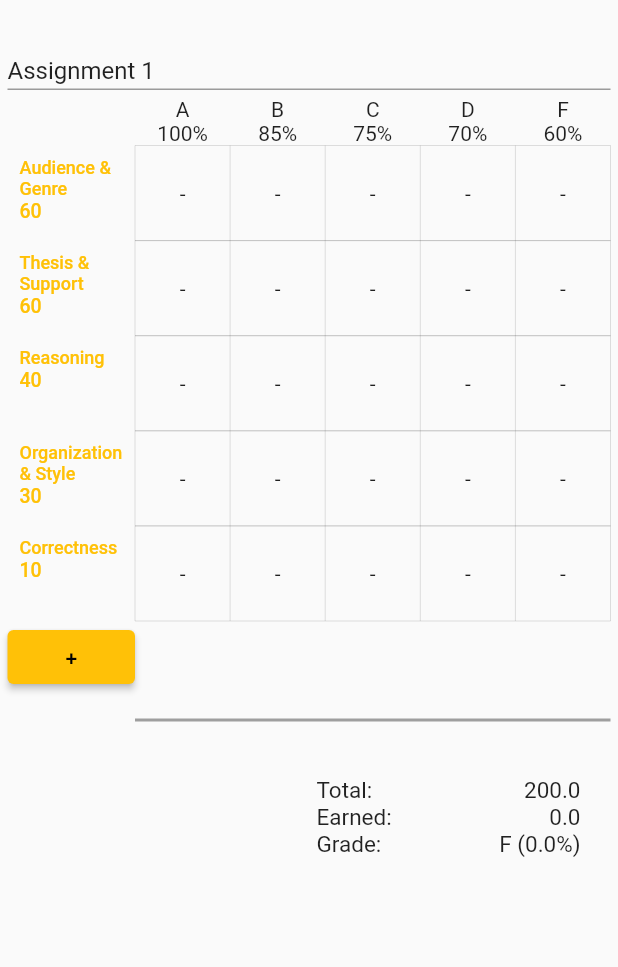
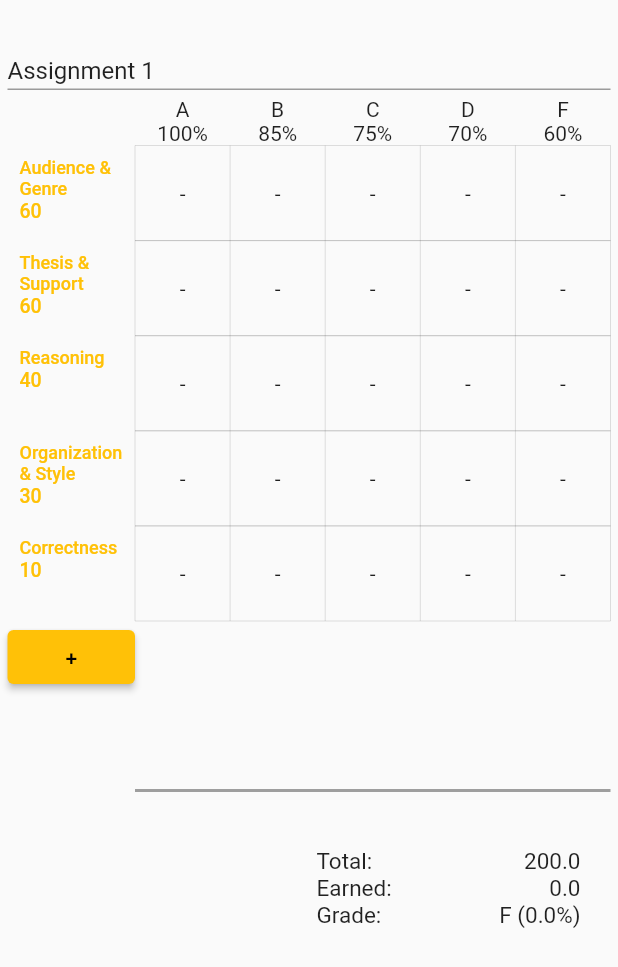
Before and after one commit to bzlister/rubric-grader, a Flutter app: the screen it shows after launch, on a phone screen of 412 x 824 dp. Shown: the top 967 px of the screen. Run offline on Flutter 3.47's test engine with Material 2 defaults, Android fonts, the light colour scheme and no system bars; our stand-ins replace auto_size_text, flutter_spinbox, tuple.

Commit message:
more layout changes

```diff
--- a/lib/components/row_button.dart
+++ b/lib/components/row_button.dart
@@ -20,8 +20,7 @@
 
   @override
   Widget build(BuildContext context) {
-    return Expanded(
-      child: LayoutBuilder(builder: (context, constraints) {
+    return LayoutBuilder(builder: (context, constraints) {
       return Selector<Rubric, List<bool>>(
         builder: (context, isSelected, child) => Row(
           children: [
@@ -106,8 +105,7 @@
           return isSelected;
         },
       );
-      }),
-    );
+    });
   }
 }
 
--- a/lib/components/rubric_container.dart
+++ b/lib/components/rubric_container.dart
@@ -77,7 +77,11 @@
             color: Colors.grey,
           ),
         ),
-        const Summary()
+        Selector<Rubric, bool>(
+          builder: (context, hasCategories, child) =>
+              hasCategories ? const Summary() : Container(),
+          selector: (context, rubric) => rubric.categories.isNotEmpty,
+        )
       ],
     );
   }
--- a/lib/components/rubric_table.dart
+++ b/lib/components/rubric_table.dart
@@ -3,9 +3,7 @@
 import 'package:flapp/models/rubric.dart';
 import 'package:flutter/material.dart';
 import 'package:provider/provider.dart';
-
 import 'categories_selector.dart';
-import 'delete_menu.dart';
 
 class RubricTable extends StatelessWidget {
   final double leftColumnWidth;
@@ -15,70 +13,22 @@
 
   @override
   Widget build(BuildContext context) {
-    return Selector<Rubric, int>(
+    return SizedBox(
+      height: MediaQuery.of(context).size.height / 2,
+      child: SingleChildScrollView(
+        child: Selector<Rubric, int>(
           builder: (context, length, child) => Wrap(
             children: [
               ...List.generate(
                 length,
                 (index) {
-              return Row(
-                crossAxisAlignment: CrossAxisAlignment.start,
-                children: [
-                  /*
-                  SizedBox(
-                    width: leftColumnWidth,
-                    child: Padding(
-                      padding: const EdgeInsets.only(top: 5),
-                      child: Selector<Rubric, Factor>(
-                        builder: (context, category, child) => TextButton(
-                          child: Column(
-                            children: [
-                              AutoSizeText(
-                                category.label,
-                                style: const TextStyle(fontSize: 15),
-                                minFontSize: 9,
-                                maxLines: category.label.contains(" ") ? 2 : 1,
-                                overflow: TextOverflow.ellipsis,
-                                textAlign: TextAlign.start,
-                              ),
-                              Text(
-                                "${category.weight.truncate()}",
-                                textAlign: TextAlign.start,
-                              )
-                            ],
-                          ),
-                          onLongPress: () => showDialog(
-                            context: context,
-                            builder: (BuildContext context) => DeleteMenu(
-                              index: index,
-                              categoryLabel: category.label,
-                            ),
-                          ),
-                          onPressed: () => showDialog(
-                            context: context,
-                            builder: (BuildContext context) =>
-                                CategoriesSelector.update(
-                              index: index,
-                              initLabel: category.label,
-                              initWeight: category.weight,
-                            ),
-                          ),
-                        ),
-                        selector: (context, rubric) =>
-                            rubric.getCategory(index),
-                      ),
-                    ),
-                  ),
-                  */
-                  Selector<Rubric, int>(
+                  return Selector<Rubric, int>(
                     builder: (context, lngth, child) => RowButton(
                       rowNum: index,
                       length: lngth,
                       leftColumnWidth: leftColumnWidth,
                     ),
                     selector: (context, rubric) => rubric.grades.length,
-                  )
-                ],
                   );
                 },
               ),
@@ -97,6 +47,8 @@
             ],
           ),
           selector: (context, rubric) => rubric.categories.length,
+        ),
+      ),
     );
   }
 }
--- a/lib/components/summary.dart
+++ b/lib/components/summary.dart
@@ -83,6 +83,7 @@
                     style: const TextStyle(fontSize: 15),
                   ),
                   selector: (context, rubric) {
+                    if (rubric.totalPoints > 0) {
                       double score =
                           rubric.earnedPoints / rubric.totalPoints * 100;
                       String letterGrade = rubric.grades.last.label;
@@ -93,6 +94,9 @@
                         }
                       }
                       return "$letterGrade (${score.toStringAsFixed(1)}%)";
+                    } else {
+                      return "-";
+                    }
                   },
                 ),
               )
```
Lines whose indentation alone changed are shown as unchanged.
